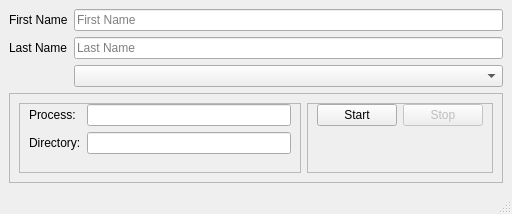
eugeneoca/altechV2, file form_RegisterIdentity.ui: the form before one commit.
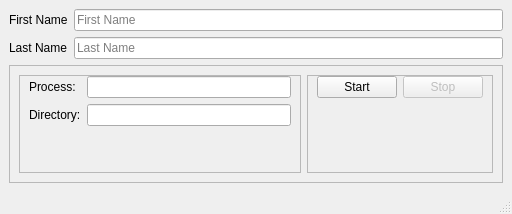
The form after the commit. Icons and pictures are not drawn.

Patch:
```diff
--- a/form_RegisterIdentity.ui
+++ b/form_RegisterIdentity.ui
@@ -53,10 +53,7 @@
       </property>
      </widget>
     </item>
-    <item row="2" column="1">
-     <widget class="QComboBox" name="cmb_CameraList"/>
-    </item>
-    <item row="3" column="0" colspan="2">
+    <item row="2" column="0" colspan="2">
      <widget class="QFrame" name="frame_3">
       <property name="frameShape">
        <enum>QFrame::StyledPanel</enum>
```
Left out of the diff: 17 changed lines with no effect on the pictures.
